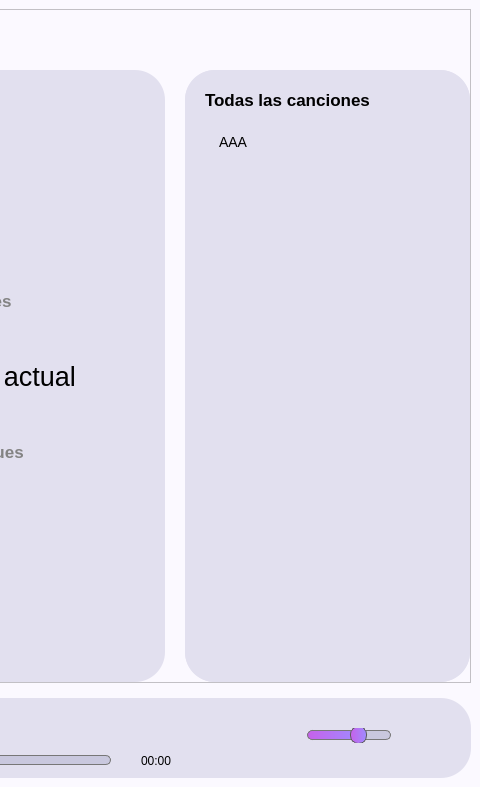
First picture: the form in python/programacion 3/Proyecto 2/reproductor_de_musica_ui.ui, repository AndHak/Universidad-Semestre3, before the edit; both pictures show x 707 to 1187 and y 0 to 787 of the 1187 by 787 pixel window.
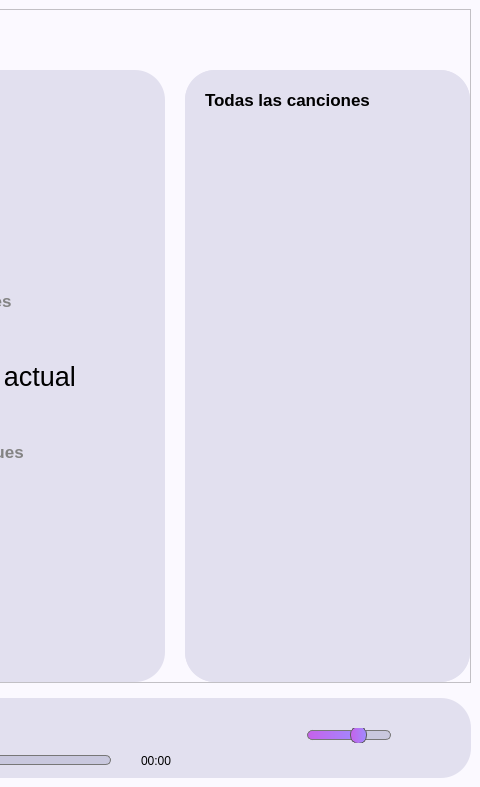
Second picture: the form after the edit. Icons and pictures are not drawn.

The edit to the form file:
```diff
--- a/python/programacion 3/Proyecto 2/reproductor_de_musica_ui.ui
+++ b/python/programacion 3/Proyecto 2/reproductor_de_musica_ui.ui
@@ -2003,13 +2003,7 @@
                 </widget>
                </item>
                <item>
-                <widget class="QListWidget" name="all_songs_list">
-                 <item>
-                  <property name="text">
-                   <string>AAA</string>
-                  </property>
-                 </item>
-                </widget>
+                <widget class="QListWidget" name="all_songs_list"/>
                </item>
                <item alignment="Qt::AlignRight">
                 <widget class="QPushButton" name="cargar_canciones_button">
```
